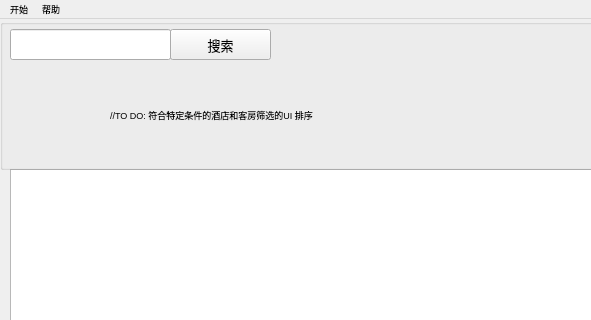
Old version of the form mainwindow.ui in the repository ziho719/HMS; both pictures show x 0 to 591 and y 0 to 320 of the 1215 by 726 pixel window.
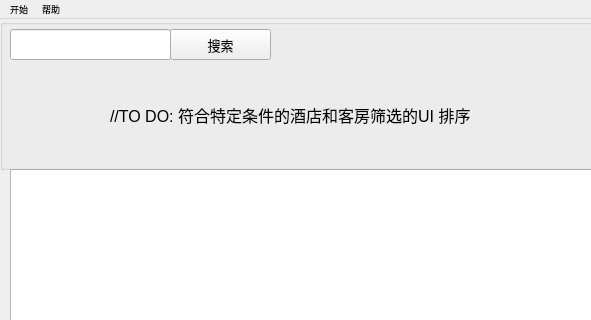
New version of the form.

Diff of the .ui file:
```diff
--- a/mainwindow.ui
+++ b/mainwindow.ui
@@ -157,6 +157,11 @@
        <height>71</height>
       </rect>
      </property>
+     <property name="font">
+      <font>
+       <pointsize>12</pointsize>
+      </font>
+     </property>
      <property name="text">
       <string>//TO DO: 符合特定条件的酒店和客房筛选的UI 排序</string>
      </property>
```
Left out of the diff: 2 changed lines with no effect on the pictures.
